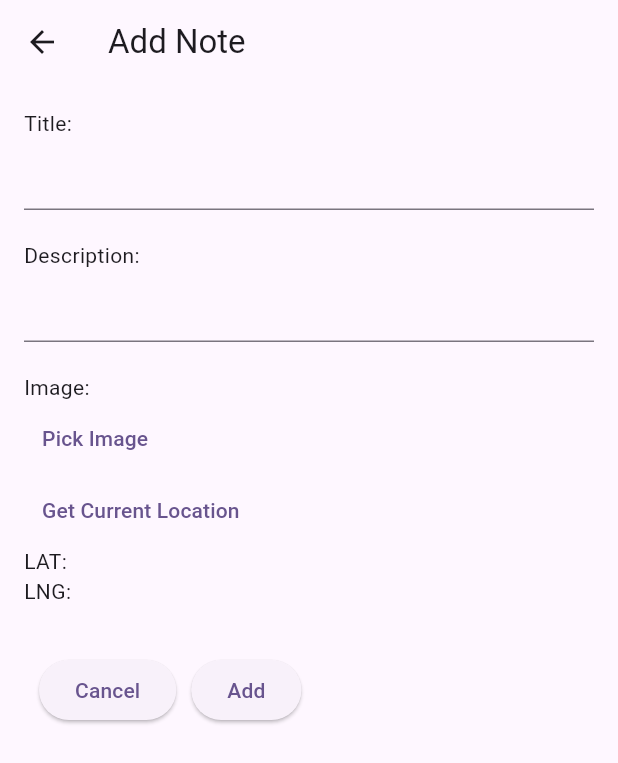
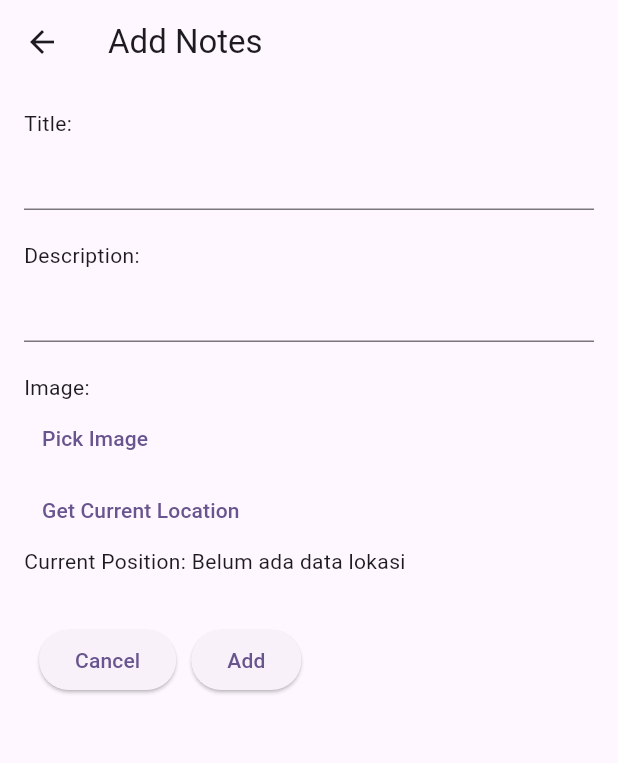
Before and after one commit to kristfer/Notes_FIREBASE_PAB, a Flutter app: the NoteEditScreen screen opened directly, on a phone screen of 412 x 824 dp. Shown: the top 763 px of the screen. Run offline on Flutter 3.47's test engine with Material 3 defaults, Android fonts, the phone set to English and light mode, and no system bars; our stand-ins replace cached_network_image, cloud_firestore, firebase_core, firebase_storage, geolocator, google_maps_flutter and 1 more; missing offline and left inert: flutter_config; accounts and stored records are empty.

Commit message:
24/05/2024

```diff
--- a/lib/screens/note_edit_screen.dart
+++ b/lib/screens/note_edit_screen.dart
@@ -1,8 +1,7 @@
 import 'dart:io';
-
+import 'package:cached_network_image/cached_network_image.dart';
 import 'package:flutter/foundation.dart';
 import 'package:flutter/material.dart';
-import 'package:flutter/widgets.dart';
 import 'package:geolocator/geolocator.dart';
 import 'package:image_picker/image_picker.dart';
 import 'package:notes/models/note.dart';
@@ -11,6 +10,7 @@ import 'package:notes/services/note_service.dart';
 
 class NoteEditScreen extends StatefulWidget {
   final Note? note;
+
   const NoteEditScreen({super.key, this.note});
 
   @override
@@ -20,25 +20,39 @@ class NoteEditScreen extends StatefulWidget {
 class _NoteEditScreenState extends State<NoteEditScreen> {
   final TextEditingController _titleController = TextEditingController();
   final TextEditingController _descriptionController = TextEditingController();
-  File? _imageFile;
+  double? _latitude;
+  double? _longitude;
+  XFile? _imageFile;
   Position? _currentPosition;
+
+  @override
+  void initState() {
+    super.initState();
+    if (widget.note != null) {
+      _titleController.text = widget.note!.title;
+      _descriptionController.text = widget.note!.description;
+      _latitude = widget.note?.latitude;
+      _longitude = widget.note?.longitude;
+    }
+  }
 
   Future<void> _pickImage() async {
     final pickedFile =
         await ImagePicker().pickImage(source: ImageSource.gallery);
+
     if (pickedFile != null) {
       setState(() {
-        _imageFile = File(pickedFile.path);
+        _imageFile = pickedFile;
       });
     }
   }
 
   Future<void> _pickLocation() async {
     final currentPosition = await LocationService.getCurrentPosition();
-    // final currentAddress = await LocationService.getAddressFromLatLng(_currentPosition!);
     setState(() {
       _currentPosition = currentPosition;
-      // _currentAddress = currentAddress;
+      _latitude = currentPosition?.latitude;
+      _longitude = currentPosition?.longitude;
     });
   }
 
@@ -46,10 +60,11 @@ class _NoteEditScreenState extends State<NoteEditScreen> {
   Widget build(BuildContext context) {
     return Scaffold(
       appBar: AppBar(
-        title: Text(widget.note == null ? 'Add Note' : 'Update Note'),
+        title: Text(widget.note == null ? 'Add Notes' : 'Update Notes'),
       ),
       body: Padding(
         padding: const EdgeInsets.all(16.0),
+        child: SingleChildScrollView(
           child: Column(
             crossAxisAlignment: CrossAxisAlignment.start,
             children: [
@@ -76,14 +91,37 @@ class _NoteEditScreenState extends State<NoteEditScreen> {
               _imageFile != null
                   ? AspectRatio(
                       aspectRatio: 16 / 9,
-                    child: Image.file(_imageFile!, fit: BoxFit.cover),
+                      child: kIsWeb
+                          ? CachedNetworkImage(
+                              imageUrl: _imageFile!.path,
+                              fit: BoxFit.cover,
+                              placeholder: (context, url) => const Center(
+                                child: CircularProgressIndicator(),
+                              ),
+                              errorWidget: (context, url, error) =>
+                                  const Center(
+                                child: Icon(Icons.error),
+                              ),
+                            )
+                          : Image.file(
+                              File(_imageFile!.path),
+                              fit: BoxFit.cover,
+                            ),
                     )
                   : (widget.note?.imageUrl != null &&
                           Uri.parse(widget.note!.imageUrl!).isAbsolute
                       ? AspectRatio(
                           aspectRatio: 16 / 9,
-                        child: Image.network(widget.note!.imageUrl!,
-                            fit: BoxFit.cover),
+                          child: CachedNetworkImage(
+                            imageUrl: widget.note!.imageUrl!,
+                            fit: BoxFit.cover,
+                            placeholder: (context, url) => const Center(
+                              child: CircularProgressIndicator(),
+                            ),
+                            errorWidget: (context, url, error) => const Center(
+                              child: Icon(Icons.error),
+                            ),
+                          ),
                         )
                       : Container()),
               TextButton(
@@ -94,11 +132,12 @@ class _NoteEditScreenState extends State<NoteEditScreen> {
                 onPressed: _pickLocation,
                 child: const Text('Get Current Location'),
               ),
-            Text('LAT: ${_currentPosition?.latitude ?? ""}'),
-            Text('LNG: ${_currentPosition?.longitude ?? ""}'),
-            // Text('ADDRESS: ${_currentAddress ?? ""}'),
-            SizedBox(
-              height: 32,
+              Text(
+                'Current Position: ${_latitude != null && _longitude != null ? '$_latitude, $_longitude' : 'Belum ada data lokasi'}',
+                textAlign: TextAlign.start,
+              ),
+              const SizedBox(
+                height: 32.0,
               ),
               Row(
                 children: [
@@ -124,8 +163,8 @@ class _NoteEditScreenState extends State<NoteEditScreen> {
                         title: _titleController.text,
                         description: _descriptionController.text,
                         imageUrl: imageUrl,
-                      latitude: _currentPosition?.latitude,
-                      longitude: _currentPosition?.longitude,
+                        latitude: _latitude,
+                        longitude: _longitude,
                         createdAt: widget.note?.createdAt,
                       );
 
@@ -144,6 +183,7 @@ class _NoteEditScreenState extends State<NoteEditScreen> {
             ],
           ),
         ),
+      ),
     );
   }
 }
--- a/lib/widgets/note_dialog.dart
+++ b/lib/widgets/note_dialog.dart
@@ -111,7 +111,7 @@ class _NoteDialogState extends State<NoteDialog> {
           onPressed: () async {
             String? imageUrl;
             if (_imageFile != null) {
-              imageUrl = await NoteService.uploadImage(_imageFile!);
+              imageUrl = await NoteService.uploadImage(_imageFile! as XFile );
             } else {
               imageUrl = widget.note?.imageUrl;
             }
--- a/pubspec.yaml
+++ b/pubspec.yaml
@@ -18,6 +18,9 @@ dependencies:
   path: ^1.9.0
   url_launcher: ^6.2.6
 
+  cached_network_image: any
+  google_maps_flutter: ^2.6.1
+  flutter_config: ^2.0.2
 dev_dependencies:
   flutter_test:
     sdk: flutter
```
Also changed, not shown: lib/main.dart (+7 -1 lines), lib/screens/google_maps_screen.dart (added, +78 -0 lines), lib/screens/note_list_screen.dart (+35 -15 lines), lib/services/note_service.dart (+13 -3 lines), pubspec.lock, 6 other files. Lines whose indentation alone changed are shown as unchanged.
